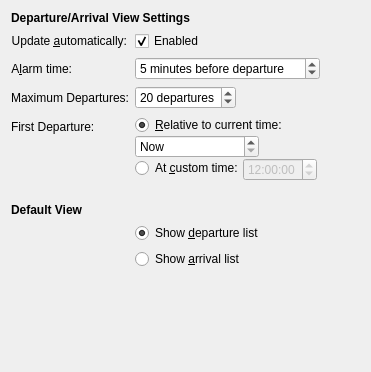
Old version of the form applet/publicTransportConfigAdvanced.ui in the repository KDE/publictransport.
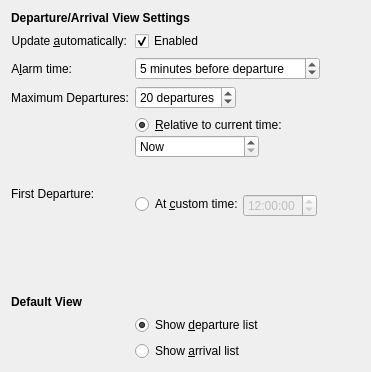
New version of the form.

Patch:
```diff
--- a/applet/publicTransportConfigAdvanced.ui
+++ b/applet/publicTransportConfigAdvanced.ui
@@ -147,6 +147,12 @@
    </item>
    <item row="6" column="0">
     <widget class="QLabel" name="lblFirstDeparture">
+     <property name="sizePolicy">
+      <sizepolicy hsizetype="Preferred" vsizetype="Expanding">
+       <horstretch>0</horstretch>
+       <verstretch>0</verstretch>
+      </sizepolicy>
+     </property>
      <property name="text">
       <string>First Departure:</string>
      </property>
```
